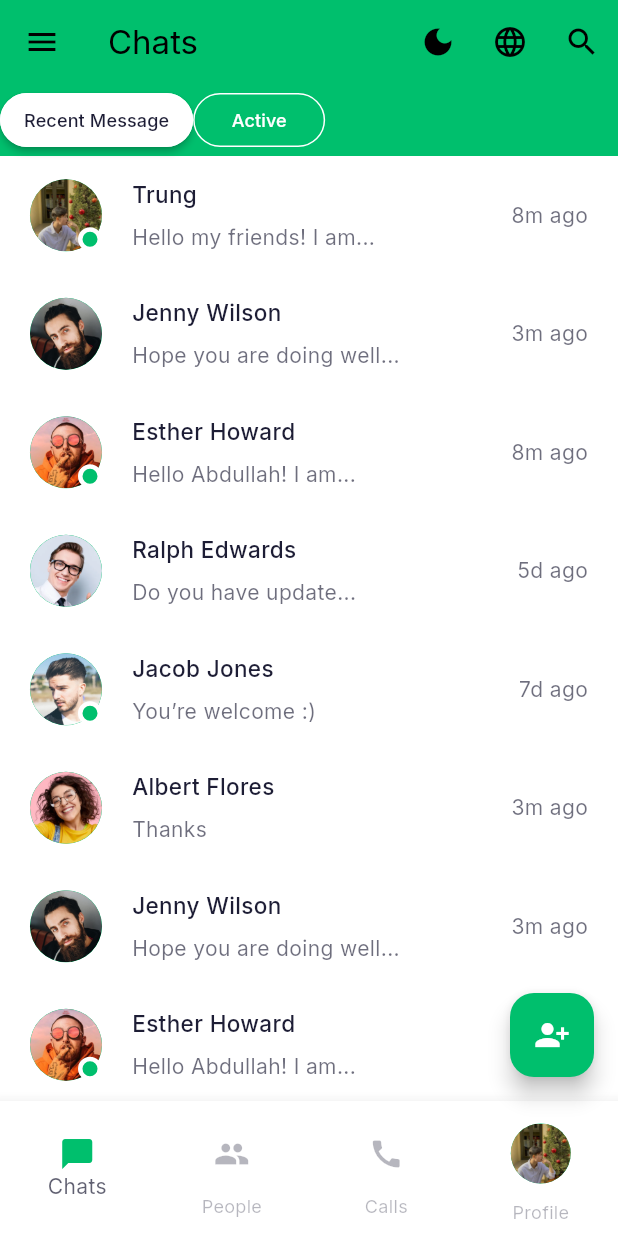
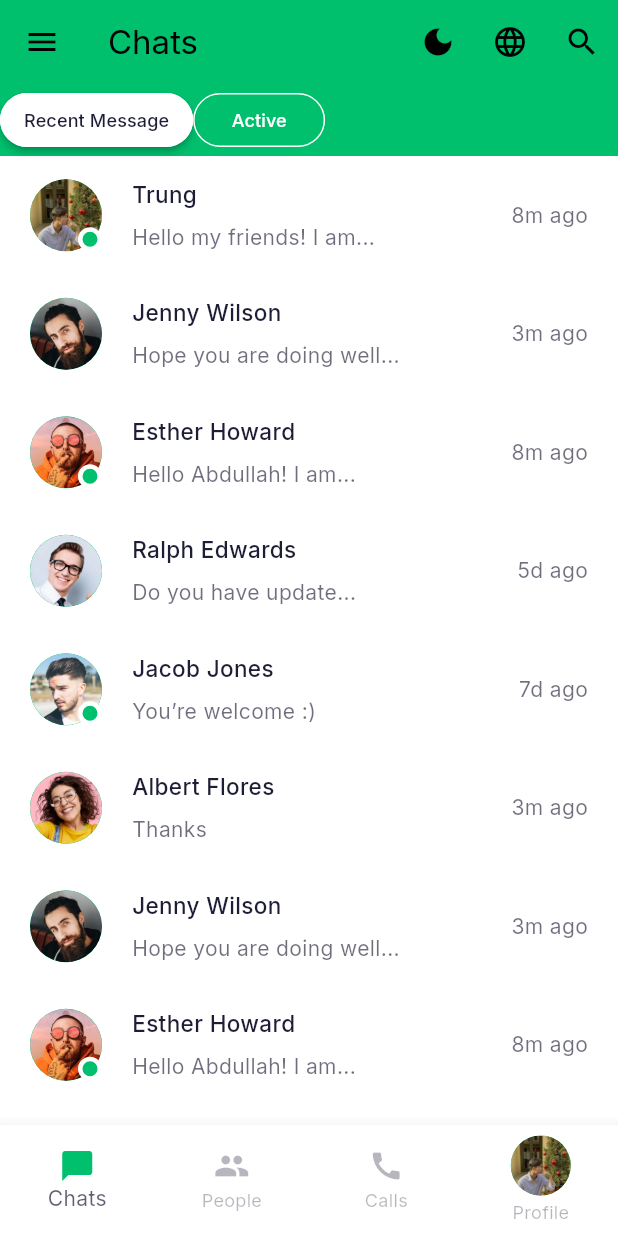
Before and after one commit to trung1609/2025_LTTBDD_N04_Nhom_VuMinhTrung, a Flutter app: the ChatsScreen screen opened directly, on a phone screen of 412 x 824 dp. Run offline on Flutter 3.47's test engine with Material 3 defaults, Android fonts, the phone set to English and light mode, and no system bars; our stand-ins replace firebase_auth, firebase_core, google_fonts; accounts and stored records are empty.

Commit message:
fix bottom navigation bar

```diff
--- a/lib/models/People.dart
+++ b/lib/models/People.dart
@@ -14,11 +14,7 @@ class People {
 }
 
 List<People> peopleData = [
-  People(
-    name: "Trung",
-    image: 'assets/images/avatar.jpg',
-    isOnline: true,
-  ),
+  People(name: "Trung", image: 'assets/images/avatar.jpg', isOnline: true),
   People(
     name: "Esther Howard",
     image: 'assets/images/user_2.png',
--- a/lib/screen/calls/calls_screen.dart
+++ b/lib/screen/calls/calls_screen.dart
@@ -33,12 +33,12 @@ class _CallsScreenState extends State<CallsScreen> {
       body: Body(
         selectedTab: selectedTab,
         filteredCalls: filteredCalls,
-        onTabSelected: (tab){
+        onTabSelected: (tab) {
           setState(() {
             selectedTab = tab;
           });
-        }
-      )
+        },
+      ),
     );
   }
 }
--- a/lib/screen/chats/chats_screen.dart
+++ b/lib/screen/chats/chats_screen.dart
@@ -17,57 +17,45 @@ class ChatsScreen extends StatefulWidget {
 
 class _ChatsScreenState extends State<ChatsScreen> {
   int _selectedIndex = 0;
+  late final List<Widget> _pages;
+
+  void _onDrawerItemTapped(int index) {
+    setState(() {
+      _selectedIndex = index;
+    });
+    onItemSelected(index);
+  }
+
+  void onItemSelected(int index) {
+    setState(() {
+      _selectedIndex = index;
+    });
+    Navigator.pop(context);
+  }
+
+  @override
+  void initState() {
+    super.initState();
+    _pages = [
+      Body(onItemSelected: _onDrawerItemTapped),
+      const PeopleScreen(),
+      const CallsScreen(),
+      const ProfileScreen(),
+    ];
+  }
 
   @override
   Widget build(BuildContext context) {
     return Scaffold(
-      appBar: buildAppBar(),
-      drawer: const MyDrawer(),
-      body: const Body(),
-      floatingActionButton: FloatingActionButton(
-        onPressed: () {},
-        backgroundColor: kPrimaryColor,
-        child: const Icon(Icons.person_add_alt_1, color: Colors.white),
-      ),
+      body: IndexedStack(index: _selectedIndex, children: _pages),
+      floatingActionButton: _selectedIndex == 1
+          ? FloatingActionButton(
+              onPressed: () {},
+              backgroundColor: kPrimaryColor,
+              child: const Icon(Icons.person_add, color: Colors.white),
+            )
+          : null,
       bottomNavigationBar: buildBottomNavigationBar(),
-    );
-  }
-
-  AppBar buildAppBar() {
-    final t = AppLocalizations.of(context)!;
-    return AppBar(
-      backgroundColor: kPrimaryColor,
-      title: Text(t.chats),
-      leading: Builder(
-        builder: (context) => IconButton(
-          onPressed: () => Scaffold.of(context).openDrawer(),
-          icon: const Icon(Icons.menu),
-        ),
-      ),
-      actions: [
-        // Nút bật/tắt theme
-        IconButton(
-          icon: Icon(
-            MyApp.isDarkNotifier.value ? Icons.light_mode : Icons.dark_mode,
-          ),
-          onPressed: () {
-            MyApp.isDarkNotifier.value = !MyApp.isDarkNotifier.value;
-          },
-        ),
-        //Nut switch language
-        IconButton(
-          icon: Icon(Icons.language),
-          tooltip: t.changeLanguage,
-          onPressed: () {
-            if (MyApp.localeNotifier.value.languageCode == 'en') {
-              MyApp.localeNotifier.value = const Locale('vi');
-            } else {
-              MyApp.localeNotifier.value = const Locale('en');
-            }
-          },
-        ),
-        IconButton(onPressed: () {}, icon: const Icon(Icons.search)),
-      ],
     );
   }
 
@@ -87,34 +75,13 @@ class _ChatsScreenState extends State<ChatsScreen> {
           label: t.chats,
         ),
         BottomNavigationBarItem(
-          icon: IconButton(
-            onPressed: () => Navigator.push(
-              context,
-              MaterialPageRoute(builder: (context) => const PeopleScreen()),
-            ),
-            icon: const Icon(Icons.people),
-          ),
+          icon: const Icon(Icons.people),
           label: t.people,
         ),
+        BottomNavigationBarItem(icon: const Icon(Icons.call), label: t.calls),
         BottomNavigationBarItem(
-          icon: IconButton(
-            onPressed: () => Navigator.push(
-              context,
-              MaterialPageRoute(builder: (context) => const CallsScreen()),
-            ),
-            icon: const Icon(Icons.call),
-          ),
-          label: t.calls,
-        ),
-        BottomNavigationBarItem(
-          icon: IconButton(
-            onPressed: () => Navigator.push(
-              context,
-              MaterialPageRoute(builder: (context) => const ProfileScreen()),
-            ),
-            icon: const CircleAvatar(
-              backgroundImage: AssetImage('assets/images/avatar.jpg'),
-            ),
+          icon: const CircleAvatar(
+            backgroundImage: AssetImage('assets/images/avatar.jpg'),
           ),
           label: t.profile,
         ),
--- a/lib/screen/chats/components/body.dart
+++ b/lib/screen/chats/components/body.dart
@@ -4,23 +4,68 @@ import 'package:chat_app/models/Chat.dart';
 import 'package:chat_app/screen/messages/messages_screen.dart';
 import 'package:flutter/material.dart';
 
+import '../../../components/drawer.dart';
 import '../../../l10n/app_localization.dart';
+import '../../../main.dart';
 import '../chat_card.dart';
 
 class Body extends StatelessWidget {
-  const Body({super.key});
+  final Function(int) onItemSelected;
+
+  const Body({super.key, required this.onItemSelected});
 
   @override
   Widget build(BuildContext context) {
     final t = AppLocalizations.of(context)!;
-    return Column(
+    return Scaffold(
+      drawer: MyDrawer(onItemSelected: onItemSelected),
+      appBar: AppBar(
+        backgroundColor: kPrimaryColor,
+        title: Text(t.chats),
+        leading: Builder(
+          builder: (context) => IconButton(
+            icon: const Icon(Icons.menu),
+            onPressed: () => Scaffold.of(context).openDrawer(),
+          ),
+        ),
+        actions: [
+          // Nút bật/tắt theme
+          IconButton(
+            icon: Icon(
+              MyApp.isDarkNotifier.value ? Icons.light_mode : Icons.dark_mode,
+            ),
+            onPressed: () {
+              MyApp.isDarkNotifier.value = !MyApp.isDarkNotifier.value;
+            },
+          ),
+          //Nut switch language
+          IconButton(
+            icon: Icon(Icons.language),
+            tooltip: t.changeLanguage,
+            onPressed: () {
+              if (MyApp.localeNotifier.value.languageCode == 'en') {
+                MyApp.localeNotifier.value = const Locale('vi');
+              } else {
+                MyApp.localeNotifier.value = const Locale('en');
+              }
+            },
+          ),
+          IconButton(onPressed: () {}, icon: const Icon(Icons.search)),
+        ],
+      ),
+
+      body: Column(
         children: [
           Container(
             color: kPrimaryColor,
             child: Row(
               children: [
                 FillOutlineButton(press: () {}, text: t.recentMessage),
-              FillOutlineButton(press: () {}, text: t.active, isFilled: false),
+                FillOutlineButton(
+                  press: () {},
+                  text: t.active,
+                  isFilled: false,
+                ),
               ],
             ),
           ),
@@ -37,6 +82,7 @@ class Body extends StatelessWidget {
             ),
           ),
         ],
+      ),
     );
   }
 }
--- a/lib/screen/profile/profile_screen.dart
+++ b/lib/screen/profile/profile_screen.dart
@@ -52,7 +52,7 @@ class ProfileScreen extends StatelessWidget {
                       backgroundColor: kSecondaryColor,
                       backgroundImage: AssetImage('assets/images/avatar.jpg'),
                     ),
-                    SizedBox(width: kDefaultPadding,),
+                    SizedBox(width: kDefaultPadding),
                     Expanded(
                       child: Column(
                         crossAxisAlignment: CrossAxisAlignment.start,
```
Also changed, not shown: lib/components/drawer.dart (+7 -21 lines), lib/components/drawer_wrapper.dart (added, +21 -0 lines), lib/screen/auth/verify_email.dart (+7 -10 lines), lib/screen/people/people_screen.dart (+2 -8 lines), lib/firebase_options.dart, 2 other files. Lines whose indentation alone changed are shown as unchanged.
